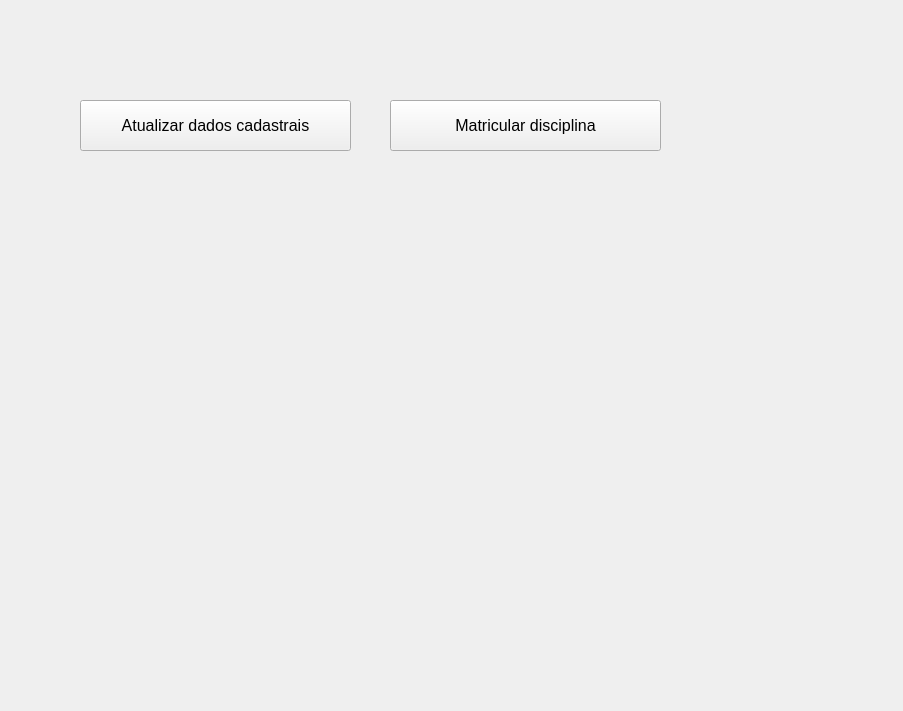
The window that departamento/gui/menu_aluno.ui (PedroWegner/projeto_final_desktop) describes before a commit, drawn with Qt 5.
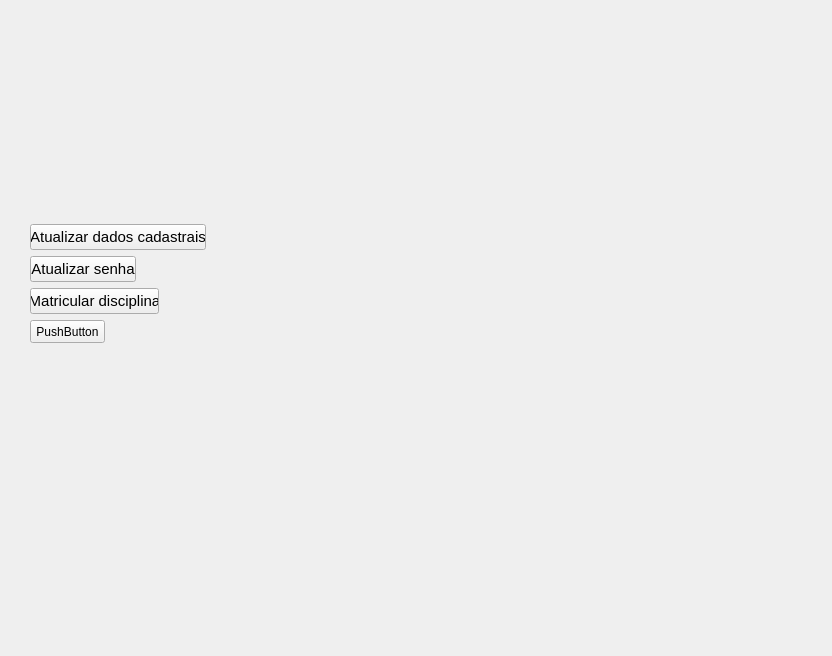
The same window after the commit.

Commit message: implementada views de disciplina para o aluno

The edit to the form file:
```diff
--- a/departamento/gui/menu_aluno.ui
+++ b/departamento/gui/menu_aluno.ui
@@ -6,43 +6,25 @@
    <rect>
     <x>0</x>
     <y>0</y>
-    <width>903</width>
-    <height>711</height>
+    <width>832</width>
+    <height>656</height>
    </rect>
   </property>
   <property name="windowTitle">
    <string>Form</string>
   </property>
-  <widget class="QLabel" name="label_bemvindo">
-   <property name="geometry">
-    <rect>
-     <x>80</x>
-     <y>10</y>
-     <width>451</width>
-     <height>111</height>
-    </rect>
-   </property>
-   <property name="font">
-    <font>
-     <pointsize>24</pointsize>
-    </font>
-   </property>
-   <property name="text">
-    <string/>
-   </property>
-  </widget>
   <widget class="QPushButton" name="atualiza_btn">
    <property name="geometry">
     <rect>
-     <x>80</x>
-     <y>100</y>
-     <width>271</width>
-     <height>51</height>
+     <x>30</x>
+     <y>224</y>
+     <width>176</width>
+     <height>26</height>
     </rect>
    </property>
    <property name="font">
     <font>
-     <pointsize>12</pointsize>
+     <pointsize>11</pointsize>
     </font>
    </property>
    <property name="text">
@@ -52,21 +34,110 @@
   <widget class="QPushButton" name="btn_matricular">
    <property name="geometry">
     <rect>
-     <x>390</x>
-     <y>100</y>
-     <width>271</width>
-     <height>51</height>
+     <x>30</x>
+     <y>288</y>
+     <width>129</width>
+     <height>26</height>
     </rect>
    </property>
    <property name="font">
     <font>
-     <pointsize>12</pointsize>
+     <pointsize>11</pointsize>
     </font>
    </property>
    <property name="text">
     <string>Matricular disciplina</string>
    </property>
   </widget>
+  <widget class="QPushButton" name="atualizar_senha_btn">
+   <property name="geometry">
+    <rect>
+     <x>30</x>
+     <y>256</y>
+     <width>106</width>
+     <height>26</height>
+    </rect>
+   </property>
+   <property name="font">
+    <font>
+     <pointsize>11</pointsize>
+    </font>
+   </property>
+   <property name="text">
+    <string>Atualizar senha</string>
+   </property>
+  </widget>
+  <widget class="QPushButton" name="pushButton_3">
+   <property name="geometry">
+    <rect>
+     <x>30</x>
+     <y>320</y>
+     <width>75</width>
+     <height>23</height>
+    </rect>
+   </property>
+   <property name="text">
+    <string>PushButton</string>
+   </property>
+  </widget>
+  <widget class="QLabel" name="bem_vindo_2">
+   <property name="geometry">
+    <rect>
+     <x>10</x>
+     <y>10</y>
+     <width>16</width>
+     <height>19</height>
+    </rect>
+   </property>
+   <property name="font">
+    <font>
+     <pointsize>12</pointsize>
+    </font>
+   </property>
+   <property name="text">
+    <string/>
+   </property>
+  </widget>
+  <widget class="QWidget" name="verticalLayoutWidget">
+   <property name="geometry">
+    <rect>
+     <x>280</x>
+     <y>230</y>
+     <width>171</width>
+     <height>251</height>
+    </rect>
+   </property>
+   <layout class="QVBoxLayout" name="layout_1"/>
+  </widget>
+  <widget class="QWidget" name="verticalLayoutWidget_2">
+   <property name="geometry">
+    <rect>
+     <x>500</x>
+     <y>230</y>
+     <width>171</width>
+     <height>251</height>
+    </rect>
+   </property>
+   <layout class="QVBoxLayout" name="layout_2"/>
+  </widget>
+  <widget class="QLabel" name="bem_vindo">
+   <property name="geometry">
+    <rect>
+     <x>100</x>
+     <y>30</y>
+     <width>531</width>
+     <height>111</height>
+    </rect>
+   </property>
+   <property name="font">
+    <font>
+     <pointsize>12</pointsize>
+    </font>
+   </property>
+   <property name="text">
+    <string/>
+   </property>
+  </widget>
  </widget>
  <resources/>
  <connections/>
```
The commit also changes 7 other files.
